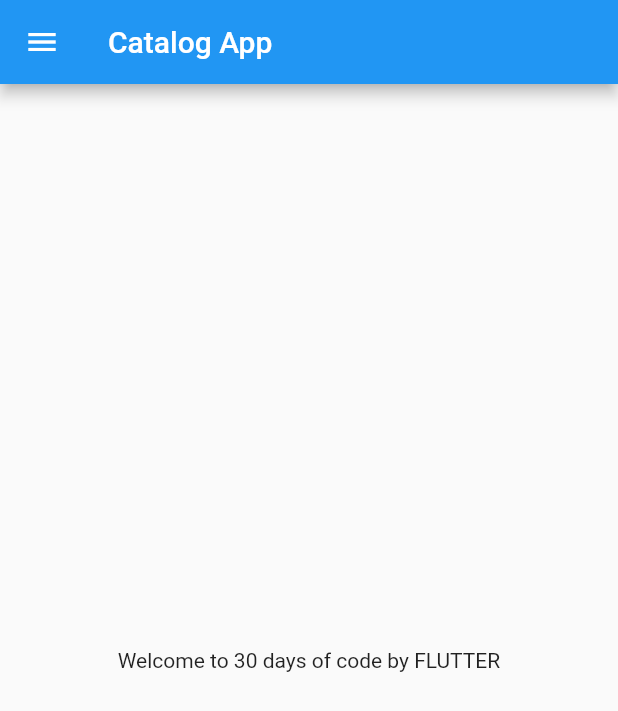
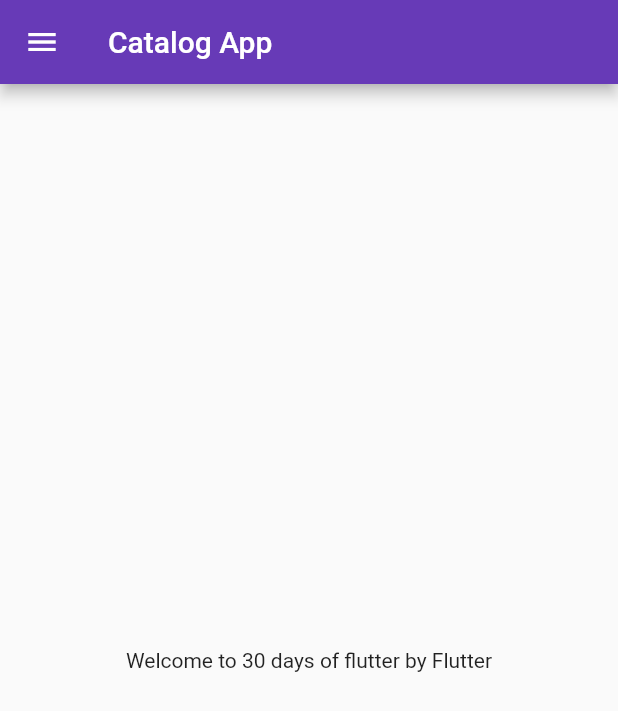
Before and after one commit to priyanshu2401/demo-app-flutter, a Flutter app: the screen it shows after launch, on a phone screen of 412 x 824 dp. Shown: the top 711 px of the screen. Run offline on Flutter 3.47's test engine with Material 2 defaults, Android fonts, the phone set to English and light mode, and no system bars.

Commit message:
day3 completed

```diff
--- a/lib/main.dart
+++ b/lib/main.dart
@@ -1,18 +1,27 @@
 import 'package:flutter/material.dart';
-import 'package:flutter_catalog/home_page.dart';
+import 'package:flutter_catalog/pages/login_page.dart';
 
-void main()
-{
+import 'pages/home_page.dart';
+
+void main() {
   runApp(MyApp());
 }
 
 class MyApp extends StatelessWidget {
-
   @override
   Widget build(BuildContext context) {
-
     return MaterialApp(
-      home: HomePage(),
+      themeMode: ThemeMode.light,
+      theme: ThemeData(primarySwatch: Colors.deepPurple),
+      darkTheme: ThemeData(
+        brightness: Brightness.dark,
+      ),
+      initialRoute: "/home",
+      routes: {
+        "/": (context) => LoginPage(),
+        "/home": (context) => HomePage(),
+        "/login": (context) => LoginPage()
+      },
     );
   }
 }
--- a/lib/home_page.dart
+++ b/lib/pages/home_page.dart
@@ -2,8 +2,7 @@ import 'package:flutter/material.dart';
 
 class HomePage extends StatelessWidget {
   final int days = 30;
-  final String name = "FLUTTER";
-
+  final String name = "Flutter";
   @override
   Widget build(BuildContext context) {
     return Scaffold(
@@ -12,7 +11,7 @@ class HomePage extends StatelessWidget {
       ),
       body: Center(
         child: Container(
-          child: Text("Welcome to $days days of code by $name"),
+          child: Text("Welcome to $days days of flutter by $name"),
         ),
       ),
       drawer: Drawer(),
```
Also changed, not shown: lib/pages/login_page.dart (added, +19 -0 lines).
